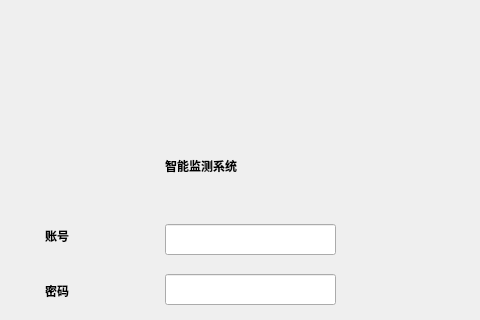
Before: the Qt Designer form dependencies/window_ui/signup.ui in zrrraa/X-Focus, drawn with Qt 5; both pictures show x 375 to 855 and y 95 to 415 of the 1200 by 800 pixel window.
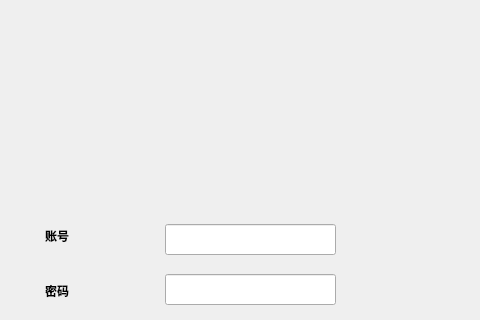
After: the same form once the commit is applied.

Diff of the .ui file:
```diff
--- a/dependencies/window_ui/signup.ui
+++ b/dependencies/window_ui/signup.ui
@@ -162,10 +162,10 @@
   <widget class="QLabel" name="label_5">
    <property name="geometry">
     <rect>
-     <x>540</x>
-     <y>210</y>
-     <width>191</width>
-     <height>101</height>
+     <x>500</x>
+     <y>200</y>
+     <width>201</width>
+     <height>81</height>
     </rect>
    </property>
    <property name="font">
@@ -174,7 +174,7 @@
     </font>
    </property>
    <property name="text">
-    <string>智能监测系统</string>
+    <string/>
    </property>
   </widget>
   <zorder>label_4</zorder>
```
